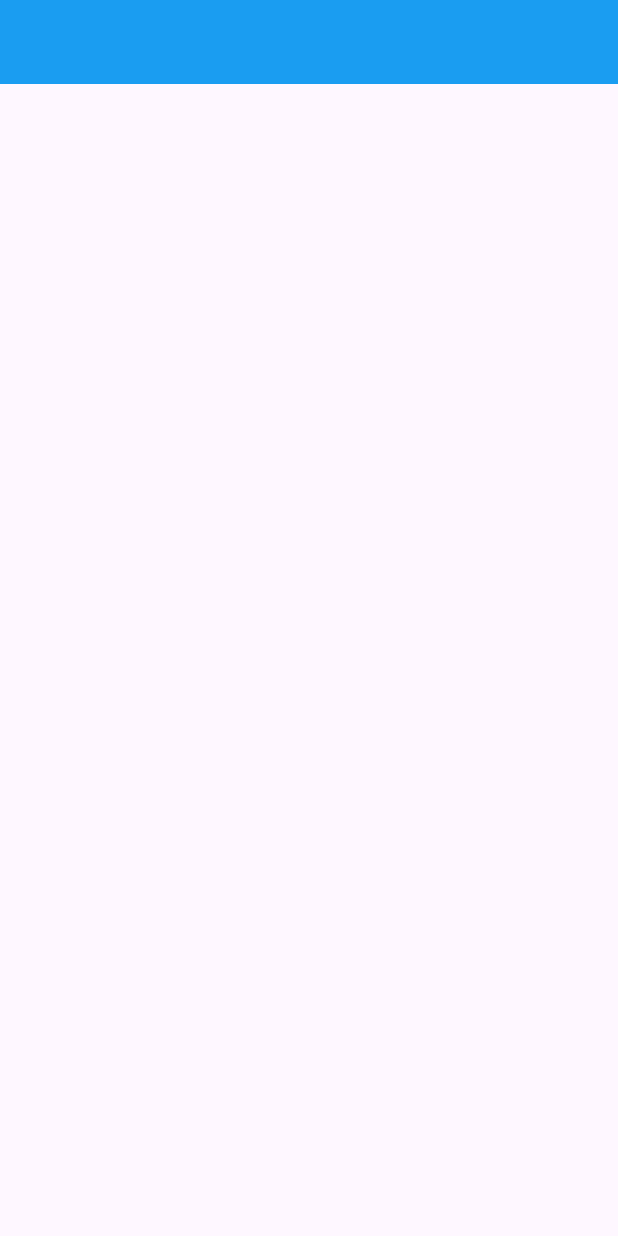
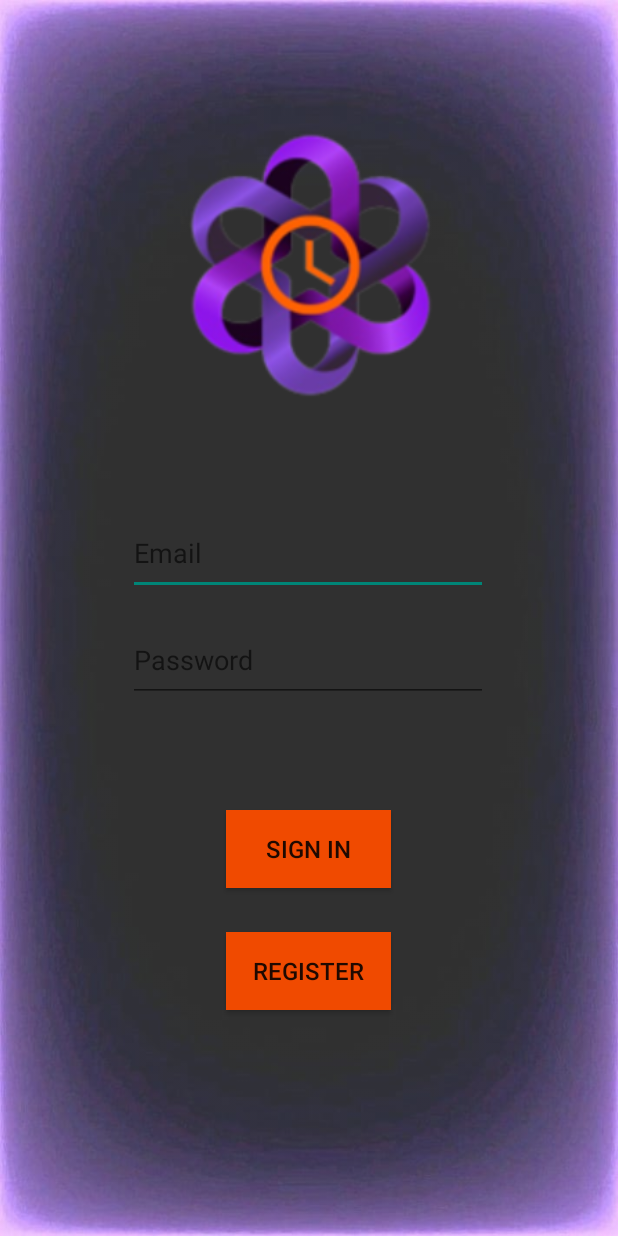
Before and after one commit to Stephan2001/OPSC_App_Part2, an Android app: the screen it shows after launch (MainActivity before the commit, Login_Page after it), on a phone screen of 412 x 824 dp. Run offline under Robolectric (Android 15) with nearby library versions, the phone set to English and light mode, and no system bars.

Commit message:
Register page added

```diff
--- a/app/src/main/AndroidManifest.xml
+++ b/app/src/main/AndroidManifest.xml
@@ -13,10 +13,13 @@
         android:theme="@style/Theme.TimeFlow_OPSC_POE_PART_2"
         tools:targetApi="31">
         <activity
-            android:name=".Login_Page"
+            android:name=".Registration_page"
             android:exported="false" />
         <activity
             android:name=".MainActivity"
+            android:exported="false" />
+        <activity
+            android:name=".Login_Page"
             android:exported="true">
             <intent-filter>
                 <action android:name="android.intent.action.MAIN" />
--- a/app/src/main/java/com/example/timeflow_opsc_poe_part_2/Login_Page.kt
+++ b/app/src/main/java/com/example/timeflow_opsc_poe_part_2/Login_Page.kt
@@ -1,6 +1,8 @@
 package com.example.timeflow_opsc_poe_part_2
 
+import android.content.Intent
 import android.os.Bundle
+import android.widget.Button
 import androidx.activity.enableEdgeToEdge
 import androidx.appcompat.app.AppCompatActivity
 import androidx.core.view.ViewCompat
@@ -16,5 +18,15 @@ class Login_Page : AppCompatActivity() {
             v.setPadding(systemBars.left, systemBars.top, systemBars.right, systemBars.bottom)
             insets
         }
+
+        var buttonReg : Button = findViewById(R.id.btnRegister)
+        buttonReg.setOnClickListener ()
+        {
+            val intent = Intent(this, Registration_page::class.java)
+            startActivity(intent)
+        }
+
     }
+
+
 }
--- a/app/src/main/res/layout/activity_login_page.xml
+++ b/app/src/main/res/layout/activity_login_page.xml
@@ -5,64 +5,71 @@
     android:id="@+id/main"
     android:layout_width="match_parent"
     android:layout_height="match_parent"
+    android:background="@drawable/background"
+    android:backgroundTint="#30FFFFFF"
+    android:backgroundTintMode="src_over"
     tools:context=".Login_Page">
 
     <EditText
         android:id="@+id/txtEmail"
-        android:layout_width="wrap_content"
-        android:layout_height="wrap_content"
-        android:layout_marginBottom="22dp"
+        android:layout_width="240dp"
+        android:layout_height="55dp"
+        android:layout_marginTop="72dp"
         android:ems="10"
         android:hint="Email"
         android:inputType="text"
-        app:layout_constraintBottom_toTopOf="@+id/txtPassword"
+        android:textColor="@color/white"
         app:layout_constraintEnd_toEndOf="parent"
+        app:layout_constraintHorizontal_bias="0.497"
         app:layout_constraintStart_toStartOf="parent"
         app:layout_constraintTop_toBottomOf="@+id/imageView2" />
 
     <EditText
         android:id="@+id/txtPassword"
-        android:layout_width="wrap_content"
-        android:layout_height="wrap_content"
-        android:layout_marginBottom="63dp"
+        android:layout_width="240dp"
+        android:layout_height="55dp"
+        android:layout_marginTop="16dp"
         android:ems="10"
         android:hint="Password"
         android:inputType="textPassword"
-        app:layout_constraintBottom_toTopOf="@+id/btnSignIn"
-        app:layout_constraintStart_toStartOf="@+id/txtEmail"
+        android:textColor="@color/white"
+        app:layout_constraintEnd_toEndOf="parent"
+        app:layout_constraintHorizontal_bias="0.497"
+        app:layout_constraintStart_toStartOf="parent"
         app:layout_constraintTop_toBottomOf="@+id/txtEmail" />
 
     <Button
         android:id="@+id/btnSignIn"
-        android:layout_width="wrap_content"
-        android:layout_height="wrap_content"
-        android:layout_marginStart="5dp"
-        android:layout_marginBottom="22dp"
+        android:layout_width="110dp"
+        android:layout_height="52dp"
+        android:layout_marginTop="72dp"
         android:text="Sign In"
         android:textSize="16sp"
-        app:layout_constraintBottom_toTopOf="@+id/btnRegister"
-        app:layout_constraintStart_toStartOf="@+id/btnRegister"
+        android:background="@color/orange"
+        app:layout_constraintEnd_toEndOf="parent"
+        app:layout_constraintHorizontal_bias="0.498"
+        app:layout_constraintStart_toStartOf="parent"
         app:layout_constraintTop_toBottomOf="@+id/txtPassword" />
 
     <Button
         android:id="@+id/btnRegister"
-        android:layout_width="wrap_content"
-        android:layout_height="wrap_content"
-        android:layout_marginBottom="116dp"
+        android:layout_width="110dp"
+        android:layout_height="52dp"
         android:text="Register"
         android:textSize="16sp"
+        android:background="@color/orange"
         app:layout_constraintBottom_toBottomOf="parent"
         app:layout_constraintEnd_toEndOf="parent"
+        app:layout_constraintHorizontal_bias="0.498"
         app:layout_constraintStart_toStartOf="parent"
-        app:layout_constraintTop_toBottomOf="@+id/btnSignIn" />
+        app:layout_constraintTop_toBottomOf="@+id/btnSignIn"
+        app:layout_constraintVertical_bias="0.162" />
 
     <ImageView
         android:id="@+id/imageView2"
-        android:layout_width="184dp"
-        android:layout_height="0dp"
-        android:layout_marginTop="75dp"
-        android:layout_marginBottom="73dp"
-        app:layout_constraintBottom_toTopOf="@+id/txtEmail"
+        android:layout_width="231dp"
+        android:layout_height="193dp"
+        android:layout_marginTop="76dp"
         app:layout_constraintEnd_toEndOf="parent"
         app:layout_constraintStart_toStartOf="parent"
         app:layout_constraintTop_toTopOf="parent"
--- a/app/src/main/res/menu/nav_menu.xml
+++ b/app/src/main/res/menu/nav_menu.xml
@@ -8,19 +8,19 @@
         <item
             android:id="@+id/nav_home"
             android:icon="@drawable/baseline_home_24"
-            android:title="Home"/>
+            android:title="Schedule"/>
         <item
             android:id="@+id/nav_settigns"
             android:icon="@drawable/baseline_settings_24"
-            android:title="Settings"/>
+            android:title="Projects"/>
         <item
             android:id="@+id/nav_share"
             android:icon="@drawable/baseline_share_24"
-            android:title="Share"/>
+            android:title="Statistics"/>
         <item
             android:id="@+id/nav_about"
             android:icon="@drawable/baseline_info_24"
-            android:title="About App"/>
+            android:title="Daily goals"/>
 
     </group>
 
--- a/app/src/main/res/values/colors.xml
+++ b/app/src/main/res/values/colors.xml
@@ -3,4 +3,5 @@
     <color name="black">#FF000000</color>
     <color name="white">#FFFFFFFF</color>
     <color name="blue">#1a9df1</color>
+    <color name="orange">#F04A00</color>
 </resources>
--- a/app/src/main/res/values/themes.xml
+++ b/app/src/main/res/values/themes.xml
@@ -1,10 +1,12 @@
 <resources xmlns:tools="http://schemas.android.com/tools">
     <!-- Base application theme. -->
-    <style name="Base.Theme.TimeFlow_OPSC_POE_PART_2" parent="Theme.Material3.DayNight.NoActionBar">
+    <style name="Base.Theme.TimeFlow_OPSC_POE_PART_2" parent="Theme.AppCompat.Light.NoActionBar">
         <!-- Customize your light theme here. -->
         <item name="colorPrimary">@color/blue</item>
         <item name="colorPrimaryVariant">@color/blue</item>
         <item name="android:statusBarColor">@color/blue</item>
+        <item name="colorSecondary">@color/orange</item>
+        <item name="colorSecondaryVariant">@color/white</item>
     </style>
 
     <style name="Theme.TimeFlow_OPSC_POE_PART_2" parent="Base.Theme.TimeFlow_OPSC_POE_PART_2" />
```
Also changed, not shown: app/src/main/res/drawable/background.jpg (added).
